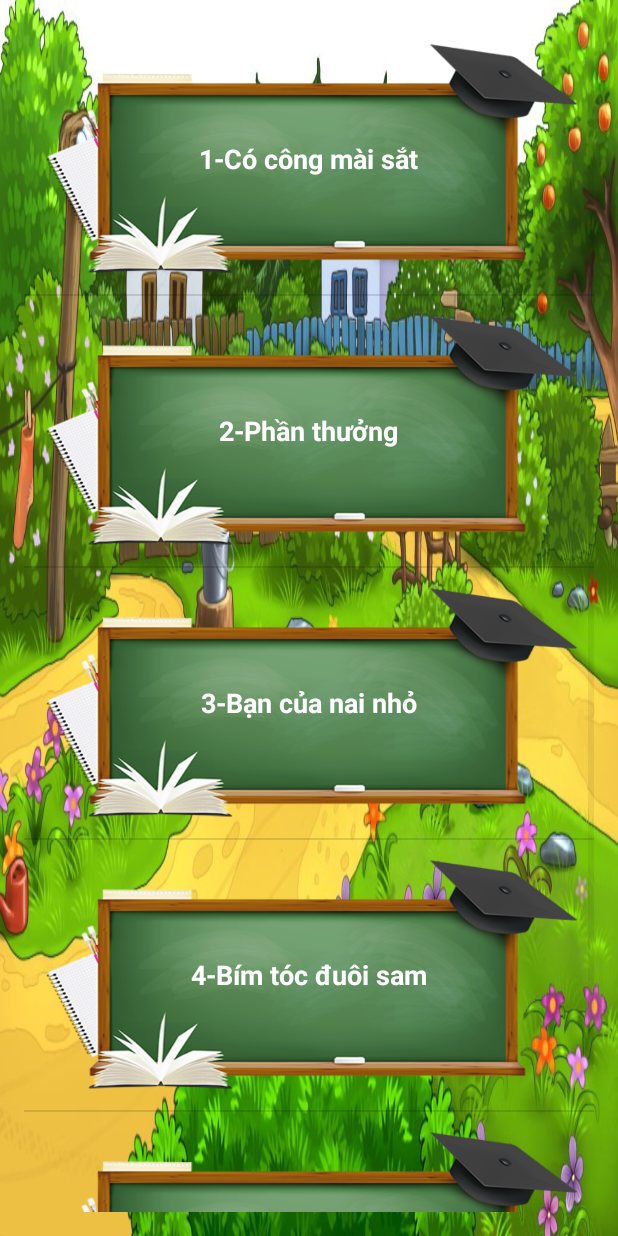
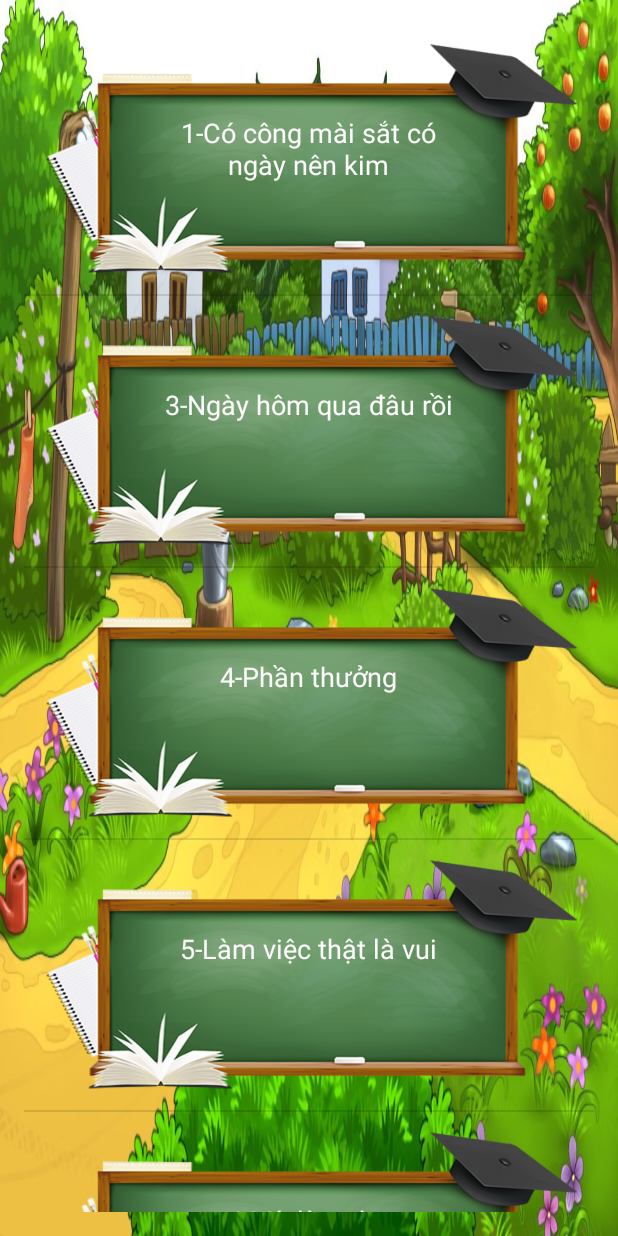
Before and after one commit to trandangai/TapDocLopHai, an Android app: the MenuTapDocActivity screen opened directly, with no data from a screen before it, on a phone screen of 412 x 824 dp. Run offline under Robolectric (Android 15) with nearby library versions, the phone set to English and light mode, and no system bars.

Commit message:
Ái Trần - MenuTapDoc, Customlayout_menubaihoc

```diff
--- a/app/src/main/java/com/khtn/tapdoclophai/MenuTapDocActivity.java
+++ b/app/src/main/java/com/khtn/tapdoclophai/MenuTapDocActivity.java
@@ -29,12 +29,45 @@ public class MenuTapDocActivity extends AppCompatActivity {
     public void addControl()
     {
         ArrayList<MenuBaiHoc> arrMenuBaiHoc = new ArrayList<MenuBaiHoc>();
-        arrMenuBaiHoc.add(new MenuBaiHoc("1","Có công mài sắt"));
-        arrMenuBaiHoc.add(new MenuBaiHoc("2","Phần thưởng"));
-        arrMenuBaiHoc.add(new MenuBaiHoc("3","Bạn của nai nhỏ"));
-        arrMenuBaiHoc.add(new MenuBaiHoc("4","Bím tóc đuôi sam"));
-        arrMenuBaiHoc.add(new MenuBaiHoc("1","2"));
-
+        arrMenuBaiHoc.add(new MenuBaiHoc("1","Có công mài sắt có ngày nên kim"));
+        arrMenuBaiHoc.add(new MenuBaiHoc("3","Ngày hôm qua đâu rồi"));
+        arrMenuBaiHoc.add(new MenuBaiHoc("4","Phần thưởng"));
+        arrMenuBaiHoc.add(new MenuBaiHoc("5","Làm việc thật là vui"));
+        arrMenuBaiHoc.add(new MenuBaiHoc("6","Mít làm thơ"));
+        arrMenuBaiHoc.add(new MenuBaiHoc("7","Bạn của nai nhỏ"));
+        arrMenuBaiHoc.add(new MenuBaiHoc("8","Gọi bạn"));
+        arrMenuBaiHoc.add(new MenuBaiHoc("9","Bím tóc đuôi xam"));
+        arrMenuBaiHoc.add(new MenuBaiHoc("10","Trên chiếc bè"));
+        arrMenuBaiHoc.add(new MenuBaiHoc("11","Chiếc bút mực"));
+        arrMenuBaiHoc.add(new MenuBaiHoc("12","Mục lục sách"));
+        arrMenuBaiHoc.add(new MenuBaiHoc("13","Cái trống trường em"));
+        arrMenuBaiHoc.add(new MenuBaiHoc("14","Mẫu giấy vụn"));
+        arrMenuBaiHoc.add(new MenuBaiHoc("15","Ngồi trường mới"));
+        arrMenuBaiHoc.add(new MenuBaiHoc("16","Người thầy cũ"));
+        arrMenuBaiHoc.add(new MenuBaiHoc("17","Thời khóa biểu"));
+        arrMenuBaiHoc.add(new MenuBaiHoc("18","Cô giáo lớp em"));
+        arrMenuBaiHoc.add(new MenuBaiHoc("19","Sáng kiến của bé Hà"));
+        arrMenuBaiHoc.add(new MenuBaiHoc("20","Ngày lễ"));
+        arrMenuBaiHoc.add(new MenuBaiHoc("21","Bưu thiếp"));
+        arrMenuBaiHoc.add(new MenuBaiHoc("22","Ông và cháu"));
+        arrMenuBaiHoc.add(new MenuBaiHoc("23","Kể ngắn về người thân"));
+        arrMenuBaiHoc.add(new MenuBaiHoc("24","Ôn tập"));
+        arrMenuBaiHoc.add(new MenuBaiHoc("25","Bà cháu"));
+        arrMenuBaiHoc.add(new MenuBaiHoc("26","Cây xoài của ông em"));
+        arrMenuBaiHoc.add(new MenuBaiHoc("27","Chia buồn an ủi"));
+        arrMenuBaiHoc.add(new MenuBaiHoc("28","Sự tích cây vú sữa"));
+        arrMenuBaiHoc.add(new MenuBaiHoc("29","Mẹ"));
+        arrMenuBaiHoc.add(new MenuBaiHoc("30","Bông hoa niềm vui"));
+        arrMenuBaiHoc.add(new MenuBaiHoc("31","Quà của bố"));
+        arrMenuBaiHoc.add(new MenuBaiHoc("32","Bà cháu"));
+        arrMenuBaiHoc.add(new MenuBaiHoc("33","Câu chuyện bó đũa"));
+        arrMenuBaiHoc.add(new MenuBaiHoc("34","Bà cháu"));
+        arrMenuBaiHoc.add(new MenuBaiHoc("35","Hai anh em"));
+        arrMenuBaiHoc.add(new MenuBaiHoc("36","Bé Hoa"));
+        arrMenuBaiHoc.add(new MenuBaiHoc("37","Con chó nhà hàng xóm"));
+        arrMenuBaiHoc.add(new MenuBaiHoc("38","Thời gian biểu"));
+        arrMenuBaiHoc.add(new MenuBaiHoc("39","Tìm ngọc"));
+        arrMenuBaiHoc.add(new MenuBaiHoc("40","Gà tỉ tê với gà"));
         MenuBaiHocArrayAdapter adapter = new MenuBaiHocArrayAdapter
                 (MenuTapDocActivity.this,R.layout.customlayout_menubaihoc,arrMenuBaiHoc);
 
--- a/app/src/main/res/layout/customlayout_menubaihoc.xml
+++ b/app/src/main/res/layout/customlayout_menubaihoc.xml
@@ -11,12 +11,13 @@
         android:background="@drawable/simpleboard" />
 
     <TextView
-        android:layout_width="wrap_content"
-        android:layout_height="wrap_content"
+        android:layout_width="203dp"
+        android:layout_height="59dp"
         android:textAppearance="?android:attr/textAppearanceMedium"
         android:text="Medium Text"
         android:id="@+id/txtCustomBaiHoc"
         android:layout_gravity="center"
-        android:textColor="#ffffff"
-        android:textStyle="bold" />
+        android:textColor="#fcfafa"
+        android:textAlignment="center" />
+
 </FrameLayout>
```
